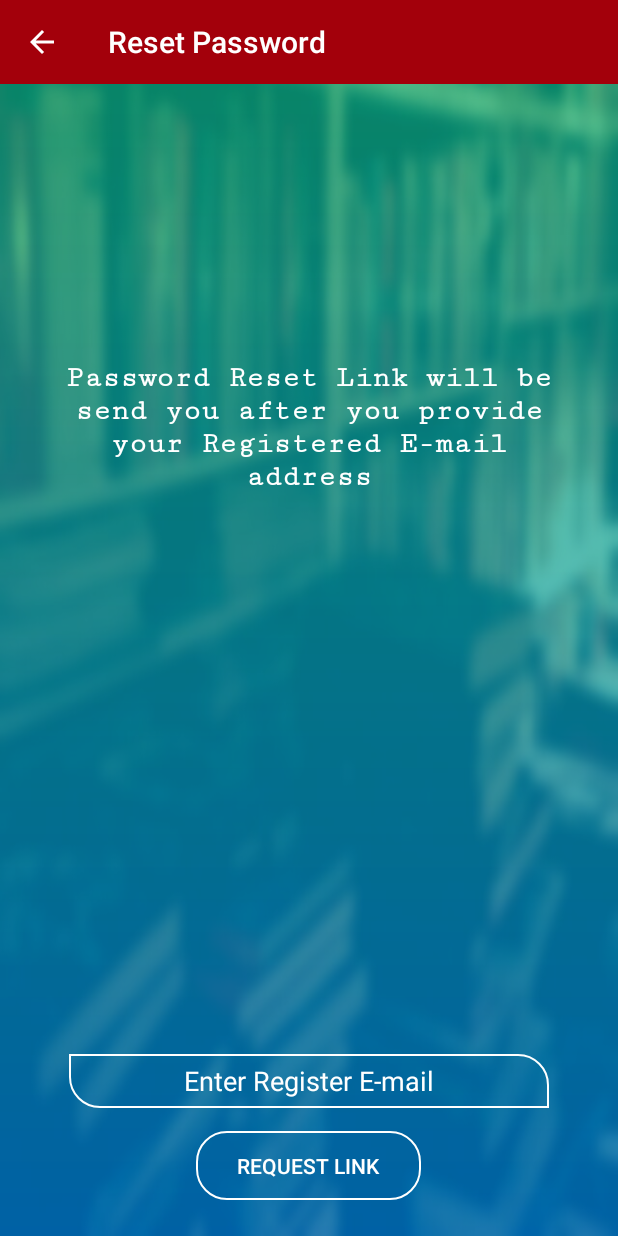
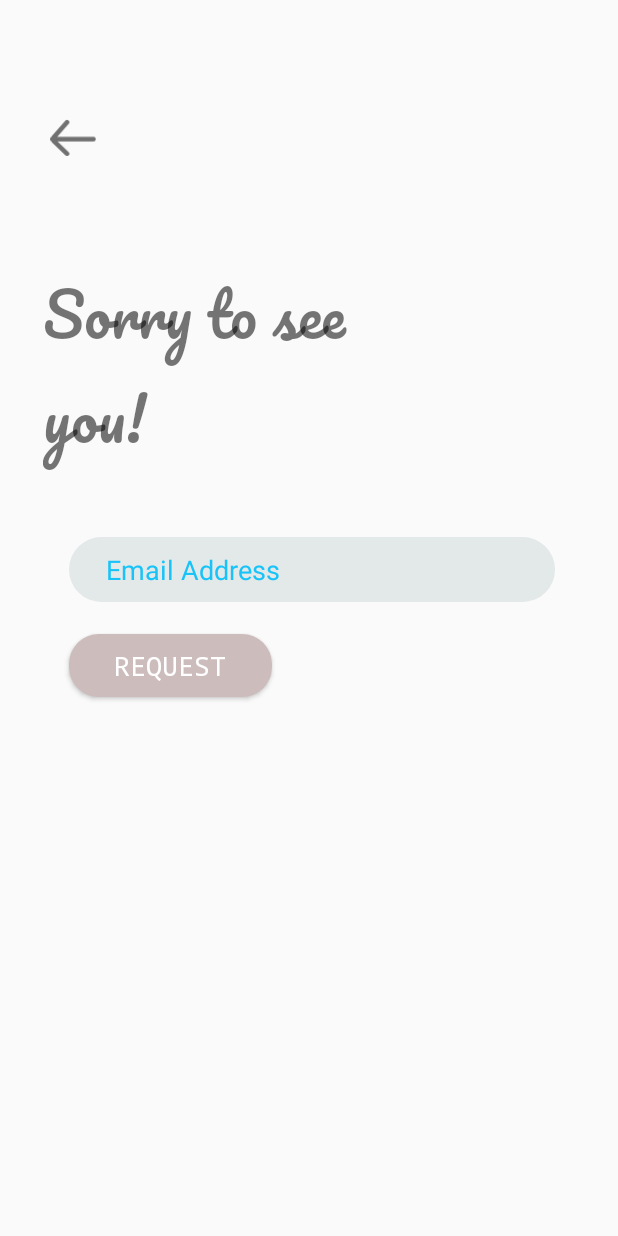
Before and after one commit to satyam-442/University_All_In_One, an Android app: the ForgotPassword screen opened directly, with no data from a screen before it, on a phone screen of 412 x 824 dp. Run offline under Robolectric (Android 15) with nearby library versions, the phone set to English and light mode, and no system bars; our stand-ins replace Firebase (no records; nobody signed in at launch, a user with empty details on screens opened directly); Roboto replaces fonts that are not available here.

Commit message:
Merge branch 'master' of D:\ApkProjects\BNNAIO with conflicts.

```diff
--- a/app/src/main/java/com/example/sonoflordshiva/bnnaio/CommunicationSkill.java
+++ b/app/src/main/java/com/example/sonoflordshiva/bnnaio/CommunicationSkill.java
@@ -26,7 +26,7 @@ public class CommunicationSkill extends AppCompatActivity
     private PDFView pdfView;
     private TextView imperativeTextview;
     private FirebaseDatabase database = FirebaseDatabase.getInstance();
-    private DatabaseReference mref = database.getReference("oops");
+    private DatabaseReference mref = database.getReference("cs");
     @Override
     protected void onCreate(Bundle savedInstanceState) {
         super.onCreate(savedInstanceState);
--- a/app/src/main/java/com/example/sonoflordshiva/bnnaio/DiscreteMath.java
+++ b/app/src/main/java/com/example/sonoflordshiva/bnnaio/DiscreteMath.java
@@ -25,7 +25,7 @@ public class DiscreteMath extends AppCompatActivity
     private PDFView dispdfView;
     private TextView distextView;
     private FirebaseDatabase database = FirebaseDatabase.getInstance();
-    private DatabaseReference mref = database.getReference("oops");
+    private DatabaseReference mref = database.getReference("discrete");
     @Override
     protected void onCreate(Bundle savedInstanceState)
     {
--- a/app/src/main/java/com/example/sonoflordshiva/bnnaio/ForgotPassword.java
+++ b/app/src/main/java/com/example/sonoflordshiva/bnnaio/ForgotPassword.java
@@ -1,5 +1,6 @@
 package com.example.sonoflordshiva.bnnaio;
 
+import android.app.ProgressDialog;
 import android.content.Intent;
 import android.support.annotation.NonNull;
 import android.support.v7.app.AppCompatActivity;
@@ -9,6 +10,7 @@ import android.text.TextUtils;
 import android.view.View;
 import android.widget.Button;
 import android.widget.EditText;
+import android.widget.ImageView;
 import android.widget.Toast;
 
 import com.google.android.gms.tasks.OnCompleteListener;
@@ -21,6 +23,8 @@ public class ForgotPassword extends AppCompatActivity
     private EditText ResetEmailInput;
     private Toolbar mToolbar;
     private FirebaseAuth mAuth;
+    private ProgressDialog loadingbar;
+    private ImageView back;
 
     @Override
     protected void onCreate(Bundle savedInstanceState)
@@ -29,12 +33,23 @@ public class ForgotPassword extends AppCompatActivity
         setContentView(R.layout.activity_forgot_password);
 
         mAuth = FirebaseAuth.getInstance();
+        back = (ImageView) findViewById(R.id.backarrowReset);
+        back.setOnClickListener(new View.OnClickListener() {
+            @Override
+            public void onClick(View v) {
+                Intent back = new Intent(ForgotPassword.this,LoginActivity.class);
+                back.addFlags(Intent.FLAG_ACTIVITY_NEW_TASK| Intent.FLAG_ACTIVITY_CLEAR_TASK);
+                startActivity(back);
+            }
+        });
 
         mToolbar = (Toolbar) findViewById(R.id.forgot_password_toolbar);
         setSupportActionBar(mToolbar);
         getSupportActionBar().setDisplayHomeAsUpEnabled(true);
         getSupportActionBar().setDisplayShowHomeEnabled(true);
         getSupportActionBar().setTitle("Reset Password");
+
+        loadingbar = new ProgressDialog(this);
 
         ResetPasswordButton = (Button) findViewById(R.id.reset_password_button);
         ResetEmailInput = (EditText) findViewById(R.id.reset_password_email_input);
@@ -50,6 +65,10 @@ public class ForgotPassword extends AppCompatActivity
                 }
                 else
                 {
+                    loadingbar.setTitle("Sending Mail");
+                    loadingbar.setMessage("please wait...");
+                    loadingbar.show();
+                    loadingbar.setCanceledOnTouchOutside(true);
                     mAuth.sendPasswordResetEmail(email).addOnCompleteListener(new OnCompleteListener<Void>() {
                         @Override
                         public void onComplete(@NonNull Task<Void> task)
--- a/app/src/main/java/com/example/sonoflordshiva/bnnaio/MyReciever.java
+++ b/app/src/main/java/com/example/sonoflordshiva/bnnaio/MyReciever.java
@@ -47,7 +47,8 @@ public class MyReciever extends BroadcastReceiver
                     @Override
                     public void onClick(View v)
                     {
-                        alertdailog.dismiss();
+                        //alertdailog.dismiss();
+                        System.exit(0);
                     }
                 });
 
--- a/app/src/main/java/com/example/sonoflordshiva/bnnaio/OperatingSystem.java
+++ b/app/src/main/java/com/example/sonoflordshiva/bnnaio/OperatingSystem.java
@@ -25,7 +25,7 @@ public class OperatingSystem extends AppCompatActivity
     private PDFView oppdfView;
     private TextView optextView;
     private FirebaseDatabase database = FirebaseDatabase.getInstance();
-    private DatabaseReference mref = database.getReference("oops");
+    private DatabaseReference mref = database.getReference("operating");
     @Override
     protected void onCreate(Bundle savedInstanceState) {
         super.onCreate(savedInstanceState);
--- a/app/src/main/java/com/example/sonoflordshiva/bnnaio/RegisterActivity.java
+++ b/app/src/main/java/com/example/sonoflordshiva/bnnaio/RegisterActivity.java
@@ -93,7 +93,6 @@ public class RegisterActivity extends AppCompatActivity
             {
                 Intent wec = new Intent(RegisterActivity.this,WelcomeActivity.class);
                 startActivity(wec);
-                finish();
             }
         });
 
--- a/app/src/main/java/com/example/sonoflordshiva/bnnaio/TeacherActivity.java
+++ b/app/src/main/java/com/example/sonoflordshiva/bnnaio/TeacherActivity.java
@@ -79,7 +79,8 @@ public class TeacherActivity extends AppCompatActivity
                 holder.setTeachFullname(model.getTeachFullname());
                 holder.setTeachImage(getApplicationContext(),model.getTeachImage());
                 holder.setTeachQualification(model.getTeachQualification());
-                holder.mView.setOnClickListener(new View.OnClickListener() {
+                holder.mView.setOnClickListener(new View.OnClickListener()
+                {
                     @Override
                     public void onClick(View v)
                     {
--- a/app/src/main/res/layout/activity_forgot_password.xml
+++ b/app/src/main/res/layout/activity_forgot_password.xml
@@ -5,62 +5,70 @@
     xmlns:tools="http://schemas.android.com/tools"
     android:layout_width="match_parent"
     android:layout_height="match_parent"
-    tools:context=".ForgotPassword"
-    android:background="@drawable/blurback">
-    <ImageView
-        android:layout_width="match_parent"
-        android:layout_height="match_parent"
-        android:src="@drawable/reser_image_viiblity"/>
+    tools:context=".ForgotPassword">
 
     <include
+        android:layout_width="match_parent"
+        android:layout_height="0dp"
         android:id="@+id/forgot_password_toolbar"
         layout="@layout/app_bar_layout"/>
 
+
+    <ImageView
+        android:id="@+id/backarrowReset"
+        android:layout_width="60dp"
+        android:layout_height="25dp"
+        android:layout_alignStart="@+id/hello"
+        android:layout_alignParentTop="true"
+        android:layout_marginStart="-10dp"
+        android:layout_marginTop="79dp"
+        android:src="@drawable/backarrow" />
+
     <TextView
-        android:id="@+id/textView"
+        android:id="@+id/hello"
         android:layout_width="wrap_content"
-        android:layout_height="127dp"
-        android:layout_alignParentStart="true"
+        android:layout_height="wrap_content"
+        android:layout_alignStart="@+id/reset_password_email_input"
+        android:layout_alignEnd="@+id/reset_password_email_input"
         android:layout_alignParentTop="true"
-        android:layout_alignParentEnd="true"
-        android:layout_alignParentBottom="true"
-        android:layout_marginStart="36dp"
-        android:layout_marginTop="93dp"
-        android:layout_marginEnd="36dp"
-        android:layout_marginBottom="347dp"
-        android:fontFamily="serif-monospace"
-        android:gravity="center"
-        android:text="Password Reset Link will be send you after you provide your Registered E-mail address"
-        android:textColor="@color/white"
-        android:textSize="20dp"
-        android:textStyle="bold"/>
+        android:layout_marginStart="-17dp"
+        android:layout_marginTop="167dp"
+        android:layout_marginEnd="63dp"
+        android:layout_marginBottom="8dp"
+        android:fontFamily="@font/pacifico"
+        android:text="Sorry to see you!"
+        android:textSize="39sp" />
 
     <EditText
         android:id="@+id/reset_password_email_input"
         android:layout_width="wrap_content"
-        android:layout_height="36dp"
-        android:layout_alignParentBottom="true"
-        android:layout_centerHorizontal="true"
-        android:layout_marginBottom="85dp"
-        android:background="@drawable/inputs"
+        android:layout_height="43dp"
+        android:layout_alignParentStart="true"
+        android:layout_alignParentTop="true"
+        android:layout_alignParentEnd="true"
+        android:layout_marginStart="46dp"
+        android:layout_marginTop="358dp"
+        android:layout_marginEnd="42dp"
+        android:background="@drawable/customize_inputs"
         android:ems="15"
-        android:gravity="center"
-        android:hint="Enter Register E-mail"
-        android:inputType="textEmailAddress"
-        android:textColor="@color/white"
-        android:textColorHint="@color/white" />
+        android:hint="Email Address"
+        android:inputType="textPersonName"
+        android:labelFor="@id/login_user_name"
+        android:textColor="@color/black"
+        android:textColorHint="@color/grey" />
 
     <Button
         android:id="@+id/reset_password_button"
-        android:layout_width="150dp"
-        android:layout_height="46dp"
-        android:layout_alignParentBottom="true"
-        android:layout_centerHorizontal="true"
-        android:layout_marginBottom="24dp"
-        android:text="Request Link"
-        android:background="@drawable/button"
+        android:layout_width="135dp"
+        android:layout_height="42dp"
+        android:layout_below="@+id/reset_password_email_input"
+        android:layout_alignParentStart="true"
+        android:layout_marginStart="46dp"
+        android:layout_marginTop="21dp"
+        android:background="@drawable/custumbuttons"
+        android:fontFamily="monospace"
+        android:text="Request"
         android:textColor="@color/white"
-        android:gravity="center"/>
-
+        android:textSize="18dp" />
 
 </RelativeLayout>
--- a/app/src/main/res/layout/activity_login.xml
+++ b/app/src/main/res/layout/activity_login.xml
@@ -99,18 +99,18 @@
         android:textSize="18dp" />
 
     <TextView
-        android:id="@+id/needHelpLogin"
+        android:id="@+id/forgetPwdLog"
         android:layout_width="130dp"
         android:layout_height="wrap_content"
         android:layout_below="@+id/login_user_password"
         android:layout_alignEnd="@+id/login_user_password"
-        android:layout_marginStart="50dp"
+        android:layout_marginStart="35dp"
         android:layout_marginTop="34dp"
         android:layout_toEndOf="@+id/login_button"
         android:fontFamily="@font/bitter"
         android:gravity="end"
         android:textSize="18sp"
-        android:text="Need Help?"
+        android:text="Recover Account"
         android:textColor="@color/red"
         android:textStyle="bold" />
 
```
Also changed, not shown: app/src/main/AndroidManifest.xml (+34 -17 lines), app/src/main/java/com/example/sonoflordshiva/bnnaio/DigitalElectronic.java (+13 -1 lines), app/src/main/java/com/example/sonoflordshiva/bnnaio/LoginActivity.java (+3 -4 lines), app/src/main/res/layout/activity_digital_electronic.xml (+9 -1 lines), app/src/main/res/layout/activity_setup.xml (+11 -5 lines).
